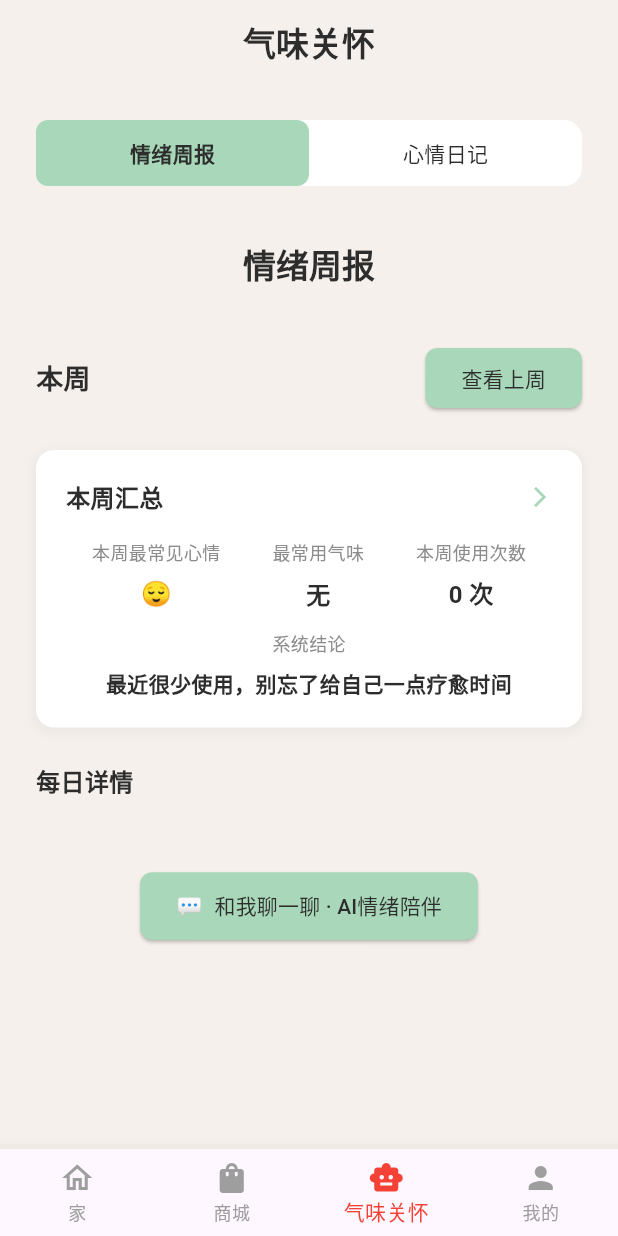
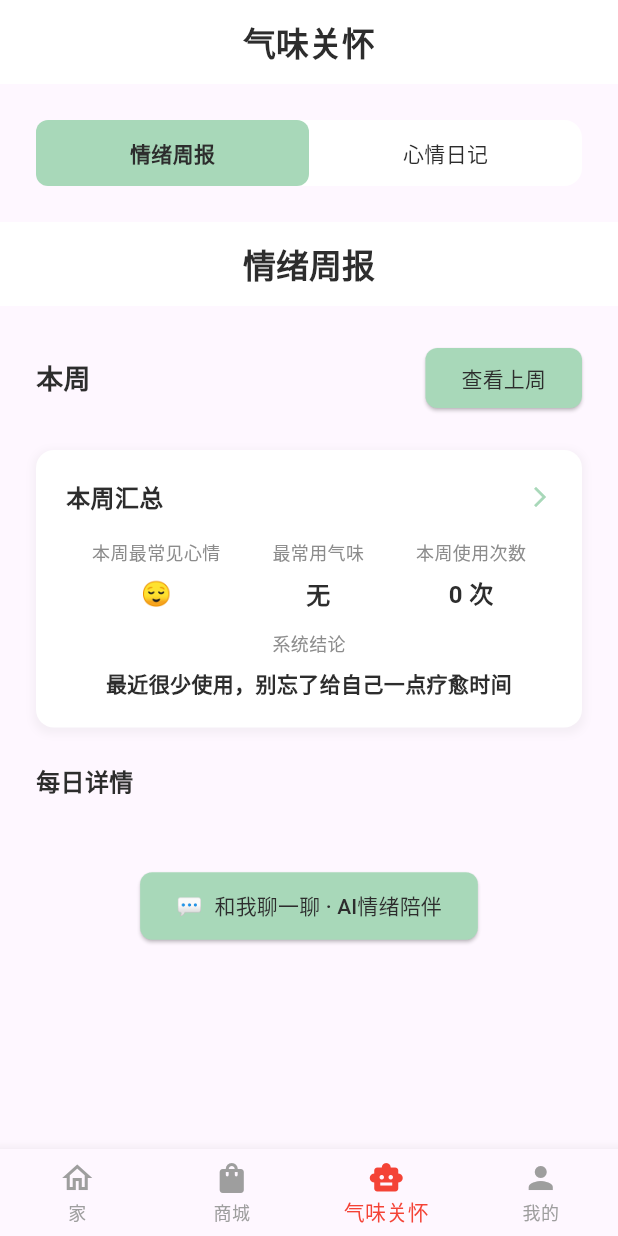
Before and after one commit to BlackCat205/-APP, a Flutter app: the screen it shows after launch, item 3 of the bottom bar chosen, on a phone screen of 412 x 824 dp. Run offline on Flutter 3.47's test engine with Material 3 defaults, Android fonts, the phone set to English and light mode, and no system bars; our stand-ins replace flutter_blue_plus, hive, hive_flutter, permission_handler, shared_preferences, speech_to_text and 2 more; accounts and stored records are empty; network calls fail; Roboto replaces fonts that are missing (Noto Sans SC).

```diff
--- a/lib/pages/care_history_page.dart
+++ b/lib/pages/care_history_page.dart
@@ -22,7 +22,6 @@ class _CareHistoryPageState extends State<CareHistoryPage> {
   @override
   Widget build(BuildContext context) {
     return Scaffold(
-      backgroundColor: const Color(0xFFF5F0EB),
       appBar: AppBar(
         title: Text(
           '气味关怀',
@@ -31,7 +30,7 @@ class _CareHistoryPageState extends State<CareHistoryPage> {
             color: const Color(0xFF2D2D2D),
           ),
         ),
-        backgroundColor: const Color(0xFFF5F0EB),
+        backgroundColor: Colors.white,
         elevation: 0,
         centerTitle: true,
         automaticallyImplyLeading: false,
--- a/lib/pages/emotion_week_report_page.dart
+++ b/lib/pages/emotion_week_report_page.dart
@@ -236,7 +236,6 @@ class _EmotionWeekReportPageState extends State<EmotionWeekReportPage> {
   @override
   Widget build(BuildContext context) {
     return Scaffold(
-      backgroundColor: const Color(0xFFF5F0EB),
       appBar: AppBar(
         title: Text(
           '情绪周报',
@@ -245,7 +244,7 @@ class _EmotionWeekReportPageState extends State<EmotionWeekReportPage> {
             color: const Color(0xFF2D2D2D),
           ),
         ),
-        backgroundColor: const Color(0xFFF5F0EB),
+        backgroundColor: Colors.white,
         elevation: 0,
         centerTitle: true,
         automaticallyImplyLeading: false,
```
